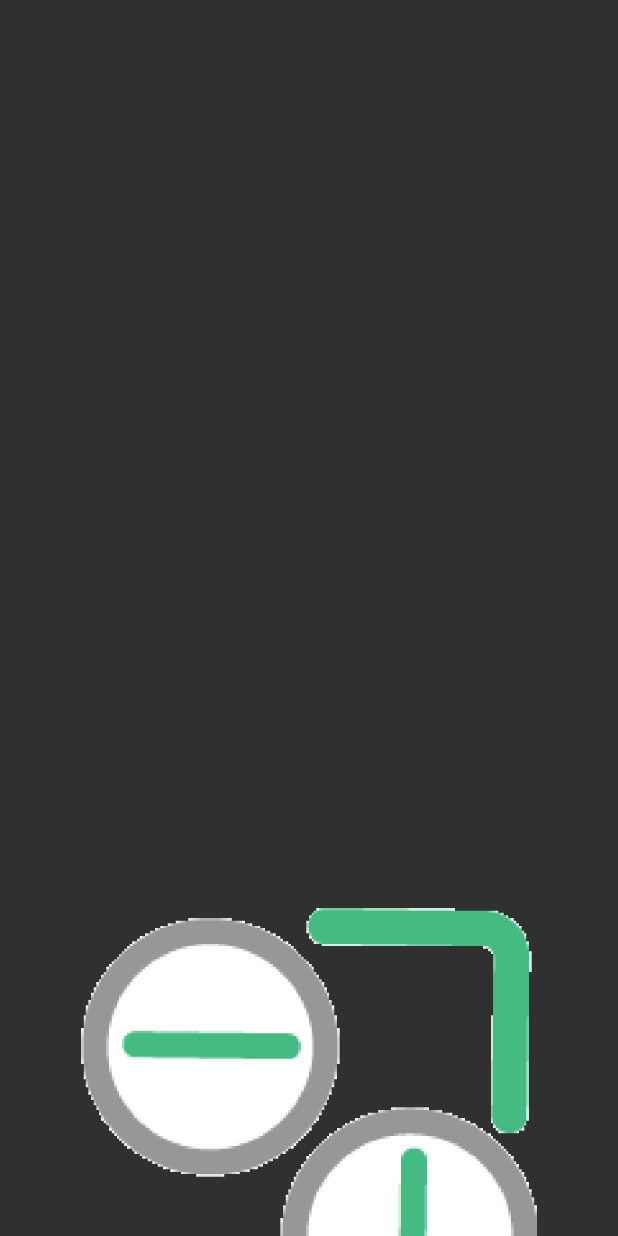
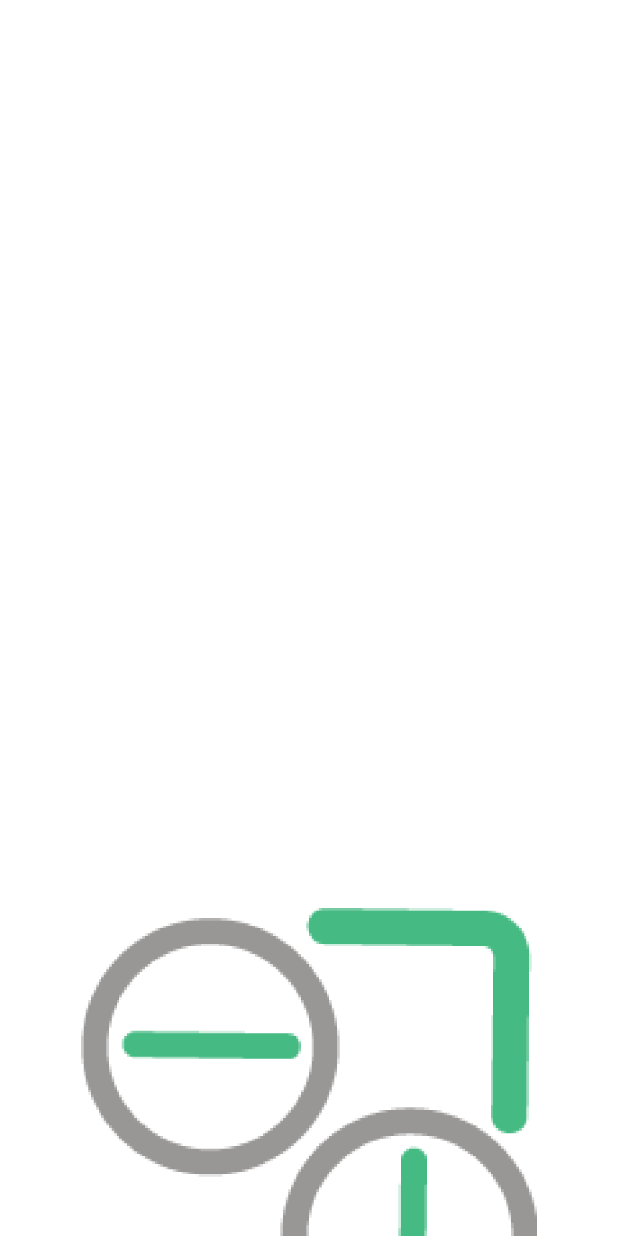
Before and after one commit to eleeje97/UGEUBI-android, an Android app: the layout activity_splash.xml on its own in the app's theme, with its tools: preview values and no code run, on a phone screen of 412 x 824 dp. Run offline under Robolectric (Android 15) with nearby library versions, the phone set to English and light mode, and no system bars.

Commit message:
스플래시 화면 구현

```diff
--- a/ugeubi/app/src/main/AndroidManifest.xml
+++ b/ugeubi/app/src/main/AndroidManifest.xml
@@ -9,13 +9,15 @@
         android:roundIcon="@mipmap/ic_launcher_round"
         android:supportsRtl="true"
         android:theme="@style/Theme.AppCompat.NoActionBar">
-        <activity android:name=".MainActivity">
+        <activity android:name=".SplashActivity">
             <intent-filter>
                 <action android:name="android.intent.action.MAIN" />
 
                 <category android:name="android.intent.category.LAUNCHER" />
             </intent-filter>
         </activity>
+
+        <activity android:name=".MainActivity" />
     </application>
 
 </manifest>
--- a/ugeubi/app/src/main/res/layout/activity_splash.xml
+++ b/ugeubi/app/src/main/res/layout/activity_splash.xml
@@ -2,7 +2,8 @@
 <androidx.constraintlayout.widget.ConstraintLayout xmlns:android="http://schemas.android.com/apk/res/android"
     xmlns:app="http://schemas.android.com/apk/res-auto"
     android:layout_width="match_parent"
-    android:layout_height="match_parent">
+    android:layout_height="match_parent"
+    android:background="#FFFFFF">
 
     <ImageView
         android:id="@+id/imageView"
```
Also changed, not shown: ugeubi/app/src/main/java/duksung/android/hororok/ugeubi/SplashActivity.java (added, +34 -0 lines).
